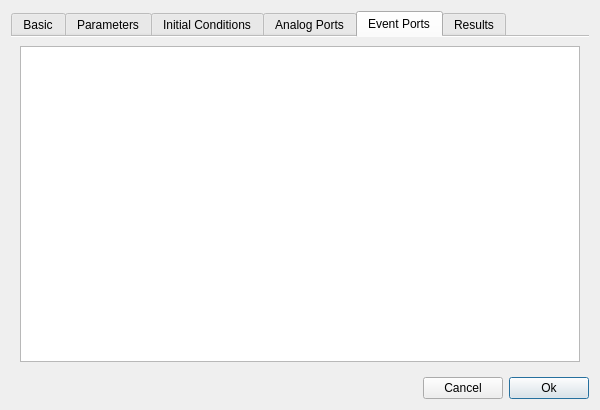
Qt form trunk/python-files/examples/nineml_simulator.ui (v1kko/daetools) before a commit.
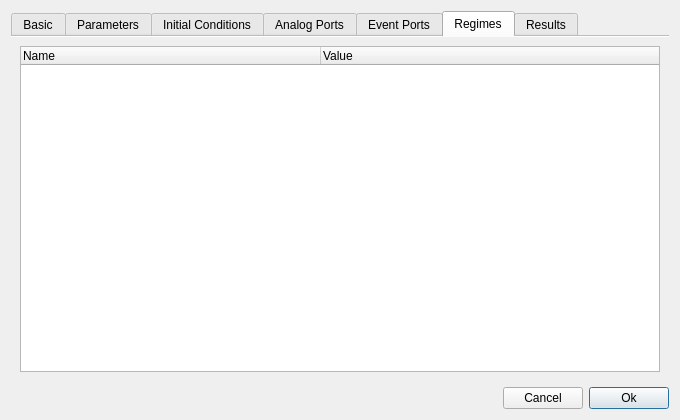
The same form after that commit. The open tabs and pages were chosen to show the change.

Diff of the .ui file:
```diff
--- a/trunk/python-files/examples/nineml_simulator.ui
+++ b/trunk/python-files/examples/nineml_simulator.ui
@@ -6,8 +6,8 @@
    <rect>
     <x>0</x>
     <y>0</y>
-    <width>600</width>
-    <height>410</height>
+    <width>680</width>
+    <height>420</height>
    </rect>
   </property>
   <property name="windowTitle">
@@ -198,54 +198,69 @@
        </item>
       </layout>
      </widget>
-     <widget class="QWidget" name="tab_5">
+     <widget class="QWidget" name="tab_6">
       <attribute name="title">
        <string>Event Ports</string>
       </attribute>
       <layout class="QVBoxLayout" name="verticalLayout">
        <item>
         <widget class="QTreeWidget" name="treeEventPorts">
-         <property name="sizePolicy">
-          <sizepolicy hsizetype="Expanding" vsizetype="Expanding">
-           <horstretch>0</horstretch>
-           <verstretch>0</verstretch>
-          </sizepolicy>
-         </property>
-         <property name="minimumSize">
-          <size>
-           <width>350</width>
-           <height>300</height>
-          </size>
-         </property>
-         <property name="verticalScrollBarPolicy">
-          <enum>Qt::ScrollBarAsNeeded</enum>
-         </property>
-         <property name="horizontalScrollBarPolicy">
-          <enum>Qt::ScrollBarAsNeeded</enum>
-         </property>
          <property name="editTriggers">
           <set>QAbstractItemView::NoEditTriggers</set>
          </property>
          <property name="tabKeyNavigation">
           <bool>true</bool>
          </property>
+         <attribute name="headerDefaultSectionSize">
+          <number>300</number>
+         </attribute>
+         <attribute name="headerMinimumSectionSize">
+          <number>100</number>
+         </attribute>
+         <attribute name="headerDefaultSectionSize">
+          <number>300</number>
+         </attribute>
+         <attribute name="headerMinimumSectionSize">
+          <number>100</number>
+         </attribute>
+         <column>
+          <property name="text">
+           <string>Name</string>
+          </property>
+         </column>
+         <column>
+          <property name="text">
+           <string>Value</string>
+          </property>
+         </column>
+        </widget>
+       </item>
+      </layout>
+     </widget>
+     <widget class="QWidget" name="tab_5">
+      <attribute name="title">
+       <string>Regimes</string>
+      </attribute>
+      <layout class="QVBoxLayout" name="verticalLayout_7">
+       <item>
+        <widget class="QTreeWidget" name="treeRegimes">
+         <property name="editTriggers">
+          <set>QAbstractItemView::NoEditTriggers</set>
+         </property>
          <property name="alternatingRowColors">
           <bool>true</bool>
          </property>
-         <property name="columnCount">
-          <number>2</number>
-         </property>
-         <attribute name="headerVisible">
-          <bool>false</bool>
-         </attribute>
          <attribute name="headerDefaultSectionSize">
-          <number>200</number>
+          <number>300</number>
          </attribute>
+         <attribute name="headerMinimumSectionSize">
+          <number>100</number>
+         </attribute>
          <attribute name="headerDefaultSectionSize">
-          <number>200</number>
+          <number>300</number>
          </attribute>
-         <attribute name="headerVisible">
-          <bool>false</bool>
+         <attribute name="headerMinimumSectionSize">
+          <number>100</number>
          </attribute>
          <column>
           <property name="text">
@@ -261,7 +276,7 @@
        </item>
       </layout>
      </widget>
-     <widget class="QWidget" name="tab_6">
+     <widget class="QWidget" name="tab_7">
       <attribute name="title">
        <string>Results</string>
       </attribute>
```
Left out of the diff: 71 changed lines with no effect on the pictures.
